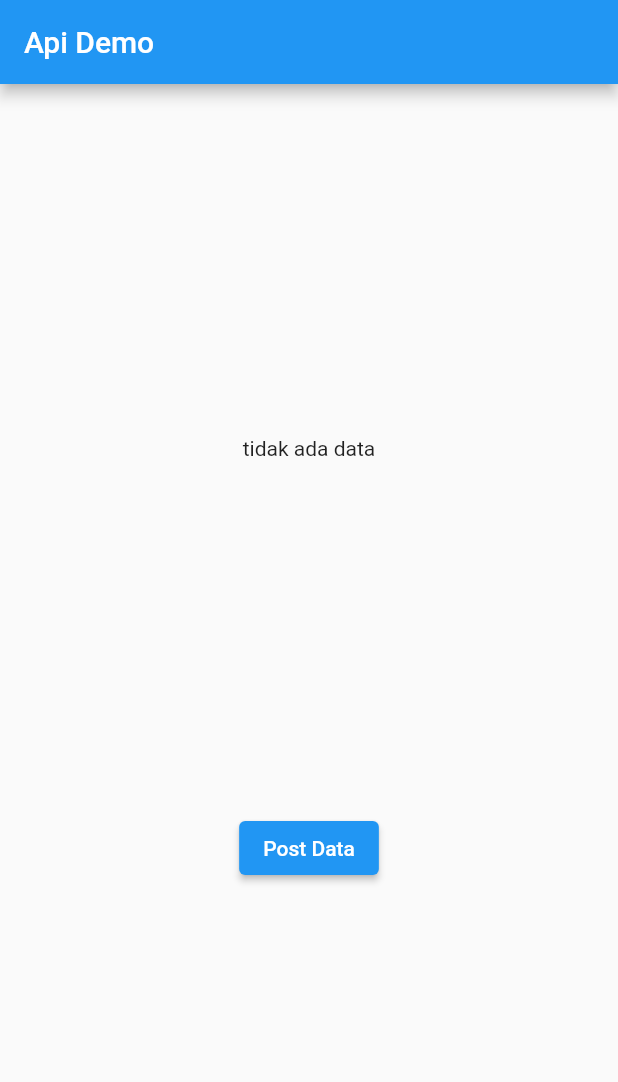
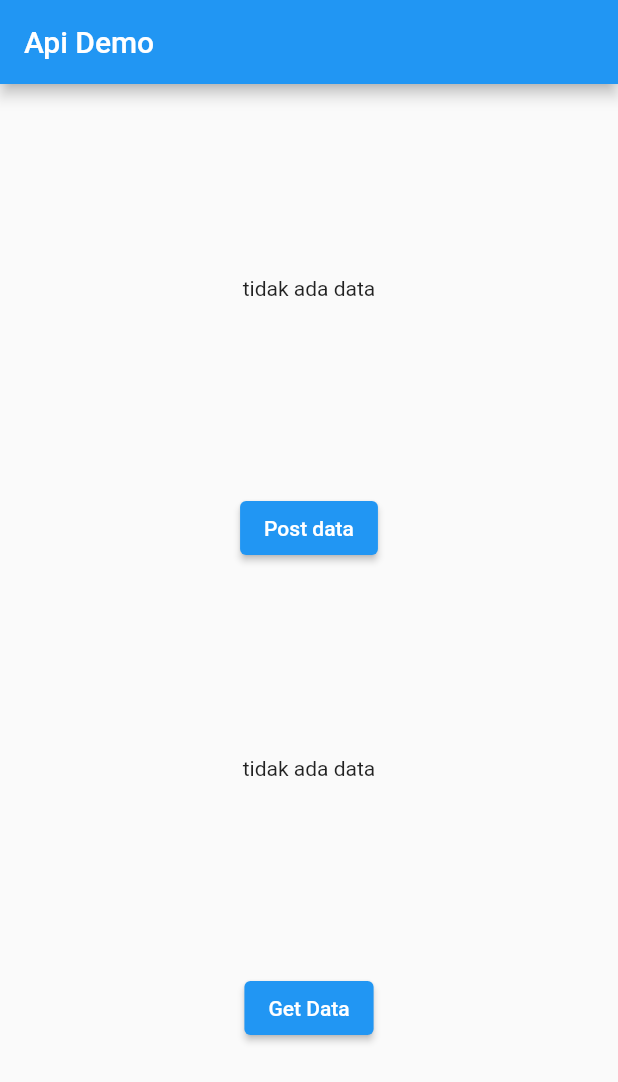
Before and after one commit to ryn-crypto/Learn-Flutter, a Flutter app: the screen it shows after launch, on a phone screen of 412 x 824 dp. Shown: the top 1082 px of the screen. Run offline on Flutter 3.47's test engine with Material 2 defaults, Android fonts, the phone set to English and light mode, and no system bars; our stand-ins replace audioplayers, qr_flutter; missing offline and left inert: dart:html, qr_code_scanner; project files that could hold a hidden picture were left out.

Commit message:
menggunakan method get untuk mengambil data dari api

```diff
--- a/api_connect/lib/main.dart
+++ b/api_connect/lib/main.dart
@@ -1,4 +1,5 @@
 import 'package:api_connect/pos_result_model.dart';
+import 'package:api_connect/user_model.dart';
 import 'package:flutter/material.dart';
 
 void main() {
@@ -12,6 +13,7 @@ class MyApp extends StatefulWidget {
 
 class _MyAppState extends State<MyApp> {
   PostResult postResult = null;
+  User user = null;
 
   @override
   Widget build(BuildContext context) {
@@ -34,7 +36,18 @@ class _MyAppState extends State<MyApp> {
                       setState(() {});
                     });
                   },
-                  child: Text("Post Data"))
+                  child: Text("Post data")),
+              Text((user != null)
+                  ? "${user.id} | ${user.name}"
+                  : "tidak ada data"),
+              ElevatedButton(
+                  onPressed: () {
+                    User.connectToAPI('10').then((value) {
+                      user = value;
+                      setState(() {});
+                    });
+                  },
+                  child: Text("Get Data"))
             ],
           ),
         ),
--- /dev/null
+++ b/api_connect/lib/user_model.dart
@@ -0,0 +1,27 @@
+import 'dart:convert';
+import 'package:http/http.dart' as http;
+
+class User {
+  String id;
+  String name;
+
+  User({this.id, this.name});
+
+  factory User.createUser(Map<String, dynamic> object) {
+    return User(
+      id: object['id'].toString(),
+      name: object['first_name'] + " " + object['last_name'],
+    );
+  }
+
+  static Future<User> connectToAPI(String id) async {
+    String apiUrl = "https://reqres.in/api/users/" + id;
+
+    var apiResult = await http.get(apiUrl);
+    var jsonObject = jsonDecode(apiResult.body);
+
+    var userData = (jsonObject as Map<String, dynamic>)['data'];
+
+    return User.createUser(userData);
+  }
+}
```
